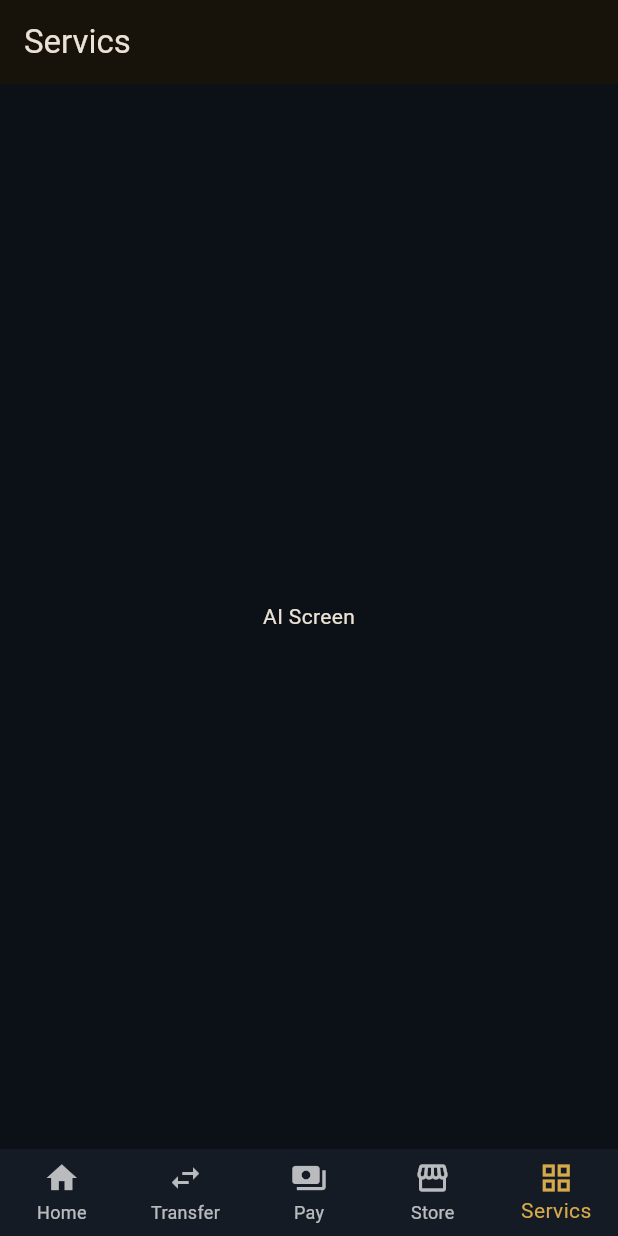
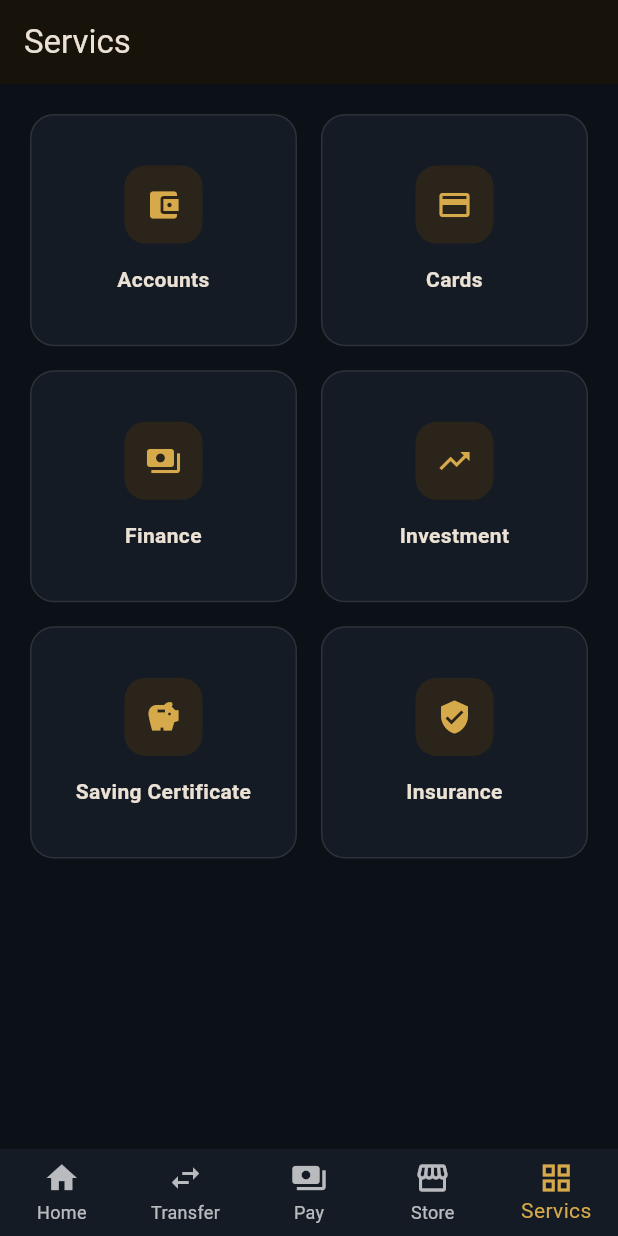
Before and after one commit to laradreamer79/AMAd, a Flutter app: the screen it shows after launch, item 5 of the bottom bar chosen, on a phone screen of 412 x 824 dp. Run offline on Flutter 3.47's test engine with Material 3 defaults, Android fonts, the phone set to English and light mode, and no system bars; Roboto replaces fonts that are missing (Arial).

Commit message:
Add accounts opening flow

```diff
--- a/lib/features/ai/ai_screen.dart
+++ b/lib/features/ai/ai_screen.dart
@@ -1,10 +1,92 @@
 import 'package:flutter/material.dart';
+
+import '../accounts/accounts_screen.dart';
 
 class AiScreen extends StatelessWidget {
   const AiScreen({super.key});
 
+  static const _services = [
+    _ServiceItem('Accounts', Icons.account_balance_wallet),
+    _ServiceItem('Cards', Icons.credit_card),
+    _ServiceItem('Finance', Icons.payments),
+    _ServiceItem('Investment', Icons.trending_up),
+    _ServiceItem('Saving Certificate', Icons.savings),
+    _ServiceItem('Insurance', Icons.verified_user),
+  ];
+
   @override
   Widget build(BuildContext context) {
-    return const Center(child: Text('AI Screen'));
+    return SafeArea(
+      child: GridView.builder(
+        padding: const EdgeInsets.all(20),
+        itemCount: _services.length,
+        gridDelegate: const SliverGridDelegateWithMaxCrossAxisExtent(
+          maxCrossAxisExtent: 190,
+          mainAxisSpacing: 16,
+          crossAxisSpacing: 16,
+          childAspectRatio: 1.15,
+        ),
+        itemBuilder: (context, index) {
+          final service = _services[index];
+
+          return InkWell(
+            borderRadius: BorderRadius.circular(16),
+            onTap: () {
+              if (service.title == 'Accounts') {
+                Navigator.push(
+                  context,
+                  MaterialPageRoute(builder: (_) => const AccountsScreen()),
+                );
+                return;
+              }
+
+              ScaffoldMessenger.of(context).showSnackBar(
+                SnackBar(content: Text('${service.title} selected')),
+              );
+            },
+            child: Container(
+              padding: const EdgeInsets.all(16),
+              decoration: BoxDecoration(
+                color: const Color(0xFF141B24),
+                borderRadius: BorderRadius.circular(16),
+                border: Border.all(color: Colors.white10),
+              ),
+              child: Column(
+                mainAxisAlignment: MainAxisAlignment.center,
+                children: [
+                  Container(
+                    width: 52,
+                    height: 52,
+                    decoration: BoxDecoration(
+                      color: const Color(0xFF2A241A),
+                      borderRadius: BorderRadius.circular(14),
+                    ),
+                    child: Icon(service.icon, color: const Color(0xFFD6A94A)),
+                  ),
+                  const SizedBox(height: 14),
+                  Text(
+                    service.title,
+                    textAlign: TextAlign.center,
+                    maxLines: 2,
+                    overflow: TextOverflow.ellipsis,
+                    style: const TextStyle(
+                      fontSize: 14,
+                      fontWeight: FontWeight.w600,
+                    ),
+                  ),
+                ],
+              ),
+            ),
+          );
+        },
+      ),
+    );
   }
 }
+
+class _ServiceItem {
+  final String title;
+  final IconData icon;
+
+  const _ServiceItem(this.title, this.icon);
+}
```
Also changed, not shown: lib/features/accounts/account_application.dart (added, +11 -0 lines), lib/features/accounts/account_otp_screen.dart (added, +118 -0 lines), lib/features/accounts/account_success_screen.dart (added, +50 -0 lines), lib/features/accounts/accounts_screen.dart (added, +89 -0 lines), lib/features/accounts/open_account_screen.dart (added, +144 -0 lines), lib/features/accounts/review_account_screen.dart (added, +96 -0 lines).
